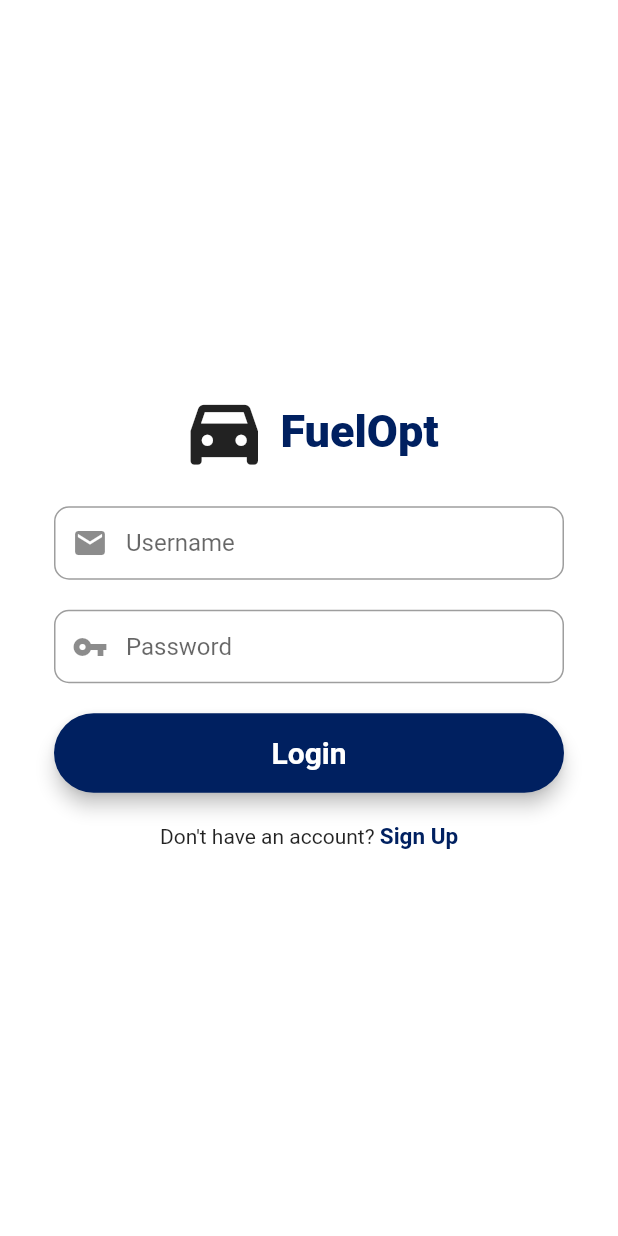
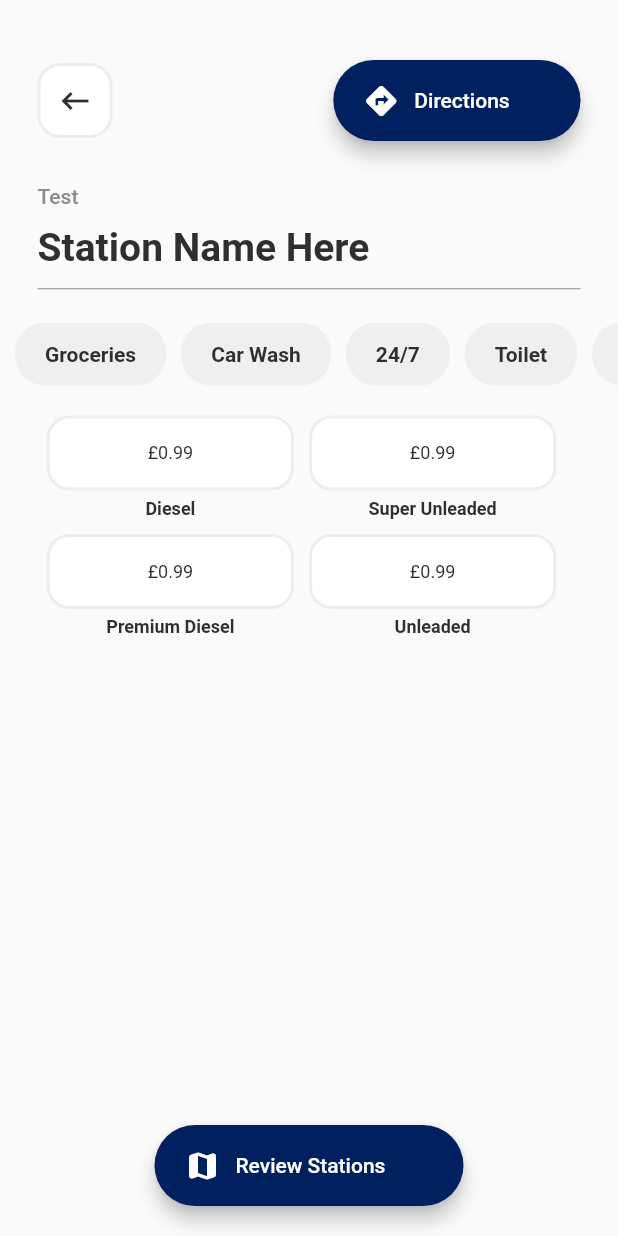
Before and after one commit to mchara01/FuelOpt, a Flutter app: the screen it shows after launch, on a phone screen of 412 x 824 dp. Run offline on Flutter 3.47's test engine with Material 2 defaults, Android fonts, the light colour scheme and no system bars; our stand-ins replace firebase_auth, flutter_keyboard_visibility, fluttertoast, google_maps_flutter, location; missing offline and left inert: gzx_dropdown_menu, snapping_sheet; accounts and stored records are empty.

Commit message:
nad review ui

```diff
--- a/lib/api/api.dart
+++ b/lib/api/api.dart
@@ -40,6 +40,26 @@ class FuelStationDataService {
 
   List<Station> get stations {
     return [..._stations];
+  }
+
+  Future<Station> getStationDetail(var stationId) async {
+    String urlstring =
+        'http://10.0.2.2:8000/apis/station/' + stationId.toString();
+    final url = Uri.parse(urlstring);
+
+    var request = http.Request('GET', url);
+    //request.headers.addAll(headers);
+    http.StreamedResponse response = await request.send();
+
+    if (response.statusCode == 200) {
+      var data = json.decode(await response.stream.bytesToString());
+      print(data);
+      Station station = Station.fromJson(data);
+      return station;
+    } else {
+      print(response.reasonPhrase);
+    }
+    return Future.value(null);
   }
 
   Future<List<Station>?> getStations(LatLngBounds latLngBounds) async {
--- a/lib/main.dart
+++ b/lib/main.dart
@@ -2,6 +2,7 @@ import 'package:flutter/material.dart';
 import 'package:fuel_opt/api/api.dart';
 import 'package:fuel_opt/screens/home_screen.dart';
 import 'package:fuel_opt/screens/login_screen.dart';
+import 'package:fuel_opt/screens/stations_detail.dart';
 import 'package:provider/provider.dart';
 
 Future<void> main() async {
@@ -21,7 +22,7 @@ class MyApp extends StatelessWidget {
         theme: ThemeData(
           primaryColor: const Color(0xFF002060),
         ),
-        home: const LoginScreen(),
+        home: StationsDetail(1),
       ),
     );
   }
--- /dev/null
+++ b/lib/screens/stations_detail.dart
@@ -0,0 +1,226 @@
+import 'package:flutter/material.dart';
+import 'package:fuel_opt/widgets/border_box.dart';
+import 'package:fuel_opt/widgets/options_button.dart';
+import '../utils/appColors.dart' as appColors;
+import '../utils/theme.dart' as appTheme;
+import 'package:fuel_opt/api/api.dart';
+import 'package:fuel_opt/model/stations_model.dart';
+
+class StationsDetail extends StatelessWidget {
+  int stationId;
+
+/**
+ *
+ * late String station_address;
+  late String station_name;
+  late String station_price_diesel;
+  late String station_price_super_unleaded;
+  late String station_price_premium_unleaded;
+  late String station_unleaded;
+ */
+
+  StationsDetail(this.stationId) {
+    stationId = stationId;
+    //fetchTasks();
+  }
+
+  @override
+  Widget build(BuildContext context) {
+    final Size size = MediaQuery.of(context).size;
+    final double padding = 25;
+    final EdgeInsets horizontalPadding =
+        EdgeInsets.symmetric(horizontal: padding);
+    final dynamic itemData;
+
+    return Scaffold(
+      body: Container(
+          width: size.width,
+          height: size.height,
+          child: Stack(
+            children: [
+              Column(
+                crossAxisAlignment: CrossAxisAlignment.start,
+                children: [
+                  SizedBox(height: 40),
+                  Padding(
+                    padding: horizontalPadding,
+                    child: Row(
+                      mainAxisAlignment: MainAxisAlignment.spaceBetween,
+                      children: [
+                        BorderBox(
+                            padding: EdgeInsets.all(0),
+                            width: 50,
+                            height: 50,
+                            child: Icon(
+                              Icons.keyboard_backspace,
+                              color: appColors.COLOR_BLACK,
+                            )),
+                        OptionButton(
+                            icon: Icons.directions,
+                            text: "Directions",
+                            width: size.width * 0.4),
+                      ],
+                    ),
+                  ),
+                  SizedBox(height: padding),
+                  Padding(
+                      padding: horizontalPadding,
+                      child: Text(
+                        "Test",
+                        style: appTheme.TEXT_THEME_DEFAULT.bodyText2,
+                      )),
+                  SizedBox(height: 10),
+                  Padding(
+                      padding: EdgeInsets.symmetric(horizontal: padding),
+                      child: Text(
+                        "Station Name Here",
+                        style: appTheme.TEXT_THEME_DEFAULT.headline1,
+                      )),
+                  Padding(
+                      padding: horizontalPadding,
+                      child: Divider(
+                        height: padding,
+                        color: appColors.COLOR_GREY,
+                      )),
+                  SizedBox(height: 10),
+                  SingleChildScrollView(
+                    scrollDirection: Axis.horizontal,
+                    child: Row(
+                      children: [
+                        "Groceries",
+                        "Car Wash",
+                        "24/7",
+                        "Toilet",
+                        "Parking"
+                      ].map((filter) => ChoiceOption(text: filter)).toList(),
+                    ),
+                  ),
+                  SizedBox(height: 20),
+                  Row(
+                    mainAxisAlignment: MainAxisAlignment.center,
+                    children: [
+                      Column(
+                        children: [
+                          BorderBox(
+                            padding: EdgeInsets.all(0),
+                            width: size.width * 0.4,
+                            height: 50,
+                            child: Text(
+                              "£0.99",
+                              style: appTheme.TEXT_THEME_DEFAULT.subtitle1,
+                            ),
+                          ),
+                          SizedBox(height: 5),
+                          Text(
+                            "Diesel",
+                            style: appTheme.TEXT_THEME_DEFAULT.headline6,
+                          ),
+                        ],
+                      ),
+                      SizedBox(width: 10),
+                      Column(
+                        children: [
+                          BorderBox(
+                            padding: EdgeInsets.all(0),
+                            width: size.width * 0.4,
+                            height: 50,
+                            child: Text(
+                              "£0.99",
+                              style: appTheme.TEXT_THEME_DEFAULT.subtitle1,
+                            ),
+                          ),
+                          SizedBox(height: 5),
+                          Text(
+                            "Super Unleaded",
+                            style: appTheme.TEXT_THEME_DEFAULT.headline6,
+                          ),
+                        ],
+                      ),
+                      SizedBox(width: 10),
+                    ],
+                  ),
+                  SizedBox(height: 10),
+
+                  // Fuel Types
+                  Row(
+                    mainAxisAlignment: MainAxisAlignment.center,
+                    children: [
+                      Column(
+                        children: [
+                          BorderBox(
+                            padding: EdgeInsets.all(0),
+                            width: size.width * 0.4,
+                            height: 50,
+                            child: Text(
+                              "£0.99",
+                              style: appTheme.TEXT_THEME_DEFAULT.subtitle1,
+                            ),
+                          ),
+                          SizedBox(height: 5),
+                          Text(
+                            "Premium Diesel",
+                            style: appTheme.TEXT_THEME_DEFAULT.headline6,
+                          ),
+                        ],
+                      ),
+                      SizedBox(width: 10),
+                      Column(
+                        children: [
+                          BorderBox(
+                            padding: EdgeInsets.all(0),
+                            width: size.width * 0.4,
+                            height: 50,
+                            child: Text(
+                              "£0.99",
+                              style: appTheme.TEXT_THEME_DEFAULT.subtitle1,
+                            ),
+                          ),
+                          SizedBox(height: 5),
+                          Text(
+                            "Unleaded",
+                            style: appTheme.TEXT_THEME_DEFAULT.headline6,
+                          ),
+                        ],
+                      ),
+                      SizedBox(width: 10),
+                    ],
+                  )
+                ],
+              ),
+              Positioned(
+                  bottom: 20,
+                  width: size.width,
+                  child: Center(
+                    child: OptionButton(
+                        icon: Icons.map_rounded,
+                        text: "Review Stations",
+                        width: size.width * 0.5),
+                  ))
+            ],
+          )),
+    );
+  }
+
+  @override
+  State<StatefulWidget> createState() {
+    // TODO: implement createState
+    throw UnimplementedError();
+  }
+}
+
+class ChoiceOption extends StatelessWidget {
+  final String text;
+  const ChoiceOption({Key? key, required this.text}) : super(key: key);
+
+  @override
+  Widget build(BuildContext context) {
+    return Container(
+      decoration: BoxDecoration(
+          borderRadius: BorderRadius.circular(20.0),
+          color: appColors.COLOR_GREY.withAlpha(25)),
+      padding: const EdgeInsets.symmetric(horizontal: 20, vertical: 13),
+      margin: const EdgeInsets.only(left: 10),
+      child: Text(text, style: appTheme.TEXT_THEME_DEFAULT.headline5),
+    );
+  }
+}
--- a/lib/utils/appColors.dart
+++ b/lib/utils/appColors.dart
@@ -2,3 +2,6 @@ import 'package:flutter/material.dart';
 
 const PrimaryBlue = Color(0xFF002060);
 const PrimaryAssentColor = Color(0xFF808080);
+const COLOR_White = Colors.white;
+const COLOR_GREY = Color.fromRGBO(141, 141, 141, 1.0);
+const COLOR_BLACK = Color.fromRGBO(48, 47, 48, 1.0);
--- /dev/null
+++ b/lib/utils/theme.dart
@@ -0,0 +1,46 @@
+import 'package:flutter/material.dart';
+import 'appColors.dart' as appColors;
+
+const TextTheme TEXT_THEME_DEFAULT = TextTheme(
+    headline1: TextStyle(
+        color: appColors.COLOR_BLACK,
+        fontWeight: FontWeight.w700,
+        fontSize: 26),
+    headline2: TextStyle(
+        color: appColors.COLOR_BLACK,
+        fontWeight: FontWeight.w700,
+        fontSize: 22),
+    headline3: TextStyle(
+        color: appColors.COLOR_BLACK,
+        fontWeight: FontWeight.w700,
+        fontSize: 20),
+    headline4: TextStyle(
+        color: appColors.COLOR_BLACK,
+        fontWeight: FontWeight.w700,
+        fontSize: 16),
+    headline5: TextStyle(
+        color: appColors.COLOR_BLACK,
+        fontWeight: FontWeight.w700,
+        fontSize: 14),
+    headline6: TextStyle(
+        color: appColors.COLOR_BLACK,
+        fontWeight: FontWeight.w700,
+        fontSize: 12),
+    bodyText1: TextStyle(
+        color: appColors.COLOR_BLACK,
+        fontSize: 14,
+        fontWeight: FontWeight.w500,
+        height: 1.5),
+    bodyText2: TextStyle(
+        color: appColors.COLOR_GREY,
+        fontSize: 14,
+        fontWeight: FontWeight.w500,
+        height: 1.5),
+    subtitle1: TextStyle(
+        color: appColors.COLOR_BLACK,
+        fontSize: 12,
+        fontWeight: FontWeight.w400),
+    subtitle2: TextStyle(
+        color: appColors.COLOR_GREY,
+        fontSize: 12,
+        fontWeight: FontWeight.w400));
--- /dev/null
+++ b/lib/widgets/border_box.dart
@@ -0,0 +1,31 @@
+import 'package:flutter/material.dart';
+import '../utils/appColors.dart' as appColors;
+
+class BorderBox extends StatelessWidget {
+  final Widget child;
+  final EdgeInsets padding;
+  final double width, height;
+
+  BorderBox(
+      {Key? key,
+      required this.padding,
+      required this.width,
+      required this.height,
+      required this.child})
+      : super(key: key);
+
+  @override
+  Widget build(BuildContext context) {
+    return Container(
+      width: width,
+      height: height,
+      decoration: BoxDecoration(
+          color: appColors.COLOR_White,
+          borderRadius: BorderRadius.circular(15),
+          border:
+              Border.all(color: appColors.COLOR_GREY.withAlpha(40), width: 2)),
+      padding: padding,
+      child: Center(child: child),
+    );
+  }
+}
--- /dev/null
+++ b/lib/widgets/options_button.dart
@@ -0,0 +1,40 @@
+import 'package:flutter/material.dart';
+import '../utils/appColors.dart' as appColors;
+import '../utils/theme.dart' as appTheme;
+
+class OptionButton extends StatelessWidget {
+  final String text;
+  final IconData icon;
+  final double width;
+
+  const OptionButton(
+      {Key? key, required this.text, required this.icon, required this.width})
+      : super(key: key);
+
+  @override
+  Widget build(BuildContext context) {
+    return Material(
+      elevation: 5,
+      borderRadius: BorderRadius.circular(30),
+      color: appColors.PrimaryBlue,
+      child: Container(
+        width: width,
+        child: MaterialButton(
+            padding: EdgeInsets.fromLTRB(20, 15, 20, 15),
+            minWidth: MediaQuery.of(context).size.width,
+            onPressed: () {},
+            child: Row(
+              children: [
+                Icon(icon, color: appColors.COLOR_White),
+                SizedBox(width: 10),
+                Text(
+                  text,
+                  textAlign: TextAlign.center,
+                  style: TextStyle(color: Colors.white),
+                ),
+              ],
+            )),
+      ),
+    );
+  }
+}
```
Also changed, not shown: deploy/docker-compose.yaml (+4 -4 lines), 1 other file.
